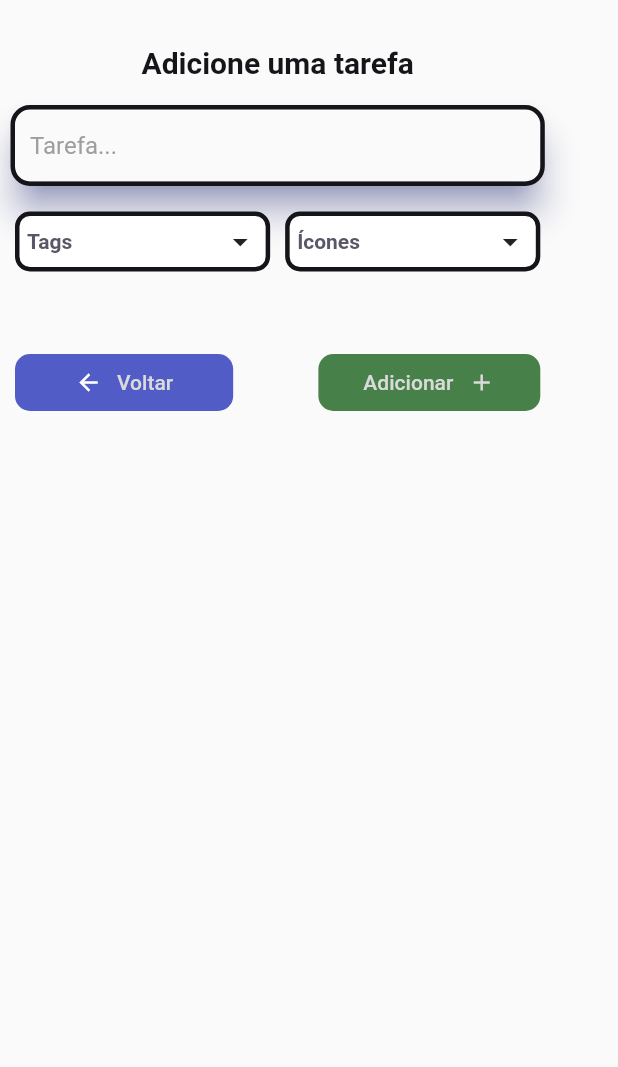
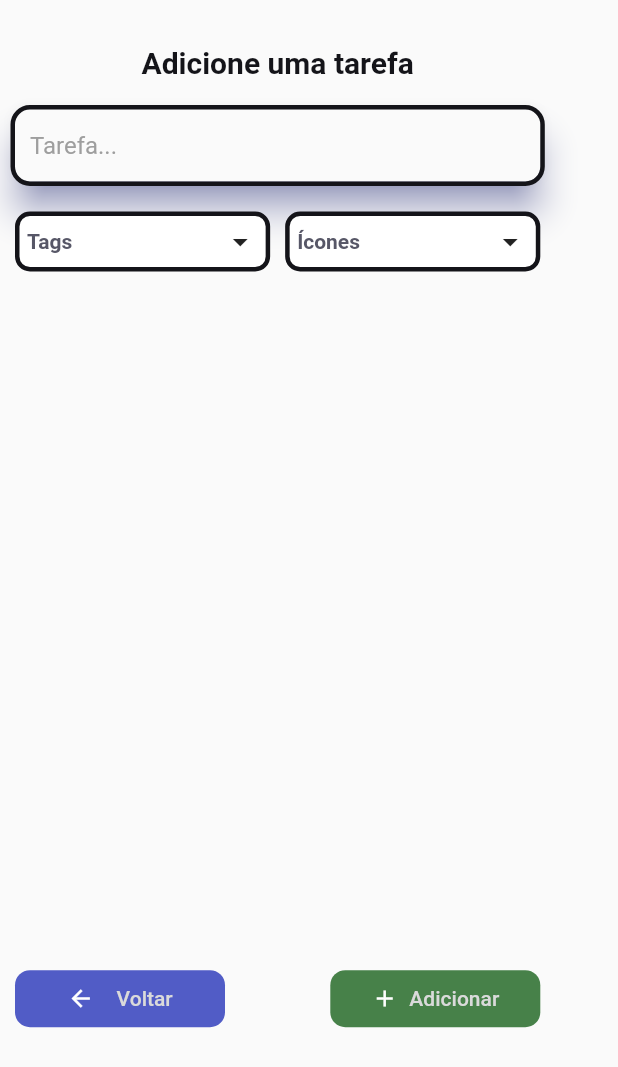
Before and after one commit to Brennez/Flutter-course, a Flutter app: the TodoFormComponent widget shown alone on an empty page, opened directly, on a phone screen of 412 x 824 dp. Shown: the top 1067 px of the screen. Run offline on Flutter 3.47's test engine with Material 2 defaults, Android fonts, the light colour scheme and no system bars; Roboto replaces fonts that are missing (Inter-Bold, Inter-Medium, Inter-SemiBold).

Commit message:
refactor: move repeated textbutton to own component

```diff
--- /dev/null
+++ b/Personal-Projects/todo_app/lib/components/text_button_component.dart
@@ -0,0 +1,49 @@
+import 'package:flutter/material.dart';
+
+import '../utils/consts_colors.dart';
+
+class TextButtonComponent extends StatelessWidget {
+  final Color backgroundColor;
+  final String label;
+  final IconData icon;
+  const TextButtonComponent({
+    super.key,
+    required this.backgroundColor,
+    required this.label,
+    required this.icon,
+  });
+
+  @override
+  Widget build(BuildContext context) {
+    return TextButton(
+      style: TextButton.styleFrom(
+        alignment: Alignment.center,
+        backgroundColor: backgroundColor,
+        shape: RoundedRectangleBorder(
+          borderRadius: BorderRadius.circular(10),
+        ),
+        padding: const EdgeInsets.symmetric(horizontal: 20, vertical: 10),
+      ),
+      onPressed: () {
+        Navigator.of(context).pop();
+      },
+      child: SizedBox(
+        width: 100,
+        child: Row(
+          mainAxisAlignment: MainAxisAlignment.spaceEvenly,
+          children: [
+            Icon(
+              icon,
+              size: 18,
+              color: Colors.white,
+            ),
+            Text(
+              label,
+              style: const TextStyle(color: kTextPrimaryColor),
+            ),
+          ],
+        ),
+      ),
+    );
+  }
+}
--- a/Personal-Projects/todo_app/lib/components/todo_form_modal_component.dart
+++ b/Personal-Projects/todo_app/lib/components/todo_form_modal_component.dart
@@ -1,6 +1,7 @@
 import 'package:flutter/material.dart';
 import 'package:provider/provider.dart';
 import 'package:todo_app/components/input_todo_component.dart';
+import 'package:todo_app/components/text_button_component.dart';
 import 'package:todo_app/models/todo_model.dart';
 import 'package:todo_app/providers/todo_provider.dart';
 import 'package:todo_app/utils/my_theme.dart';
@@ -20,7 +21,7 @@ class _TodoFormComponentState extends State<TodoFormComponent> {
   TodoTag _tag = TodoTag.Personal;
   String _stringTag = 'Tags';
 
-  Map<String, Object> _formData = {};
+  final Map<String, Object> _formData = {};
 
   String getTextTag(TodoTag todoTag) {
     switch (todoTag) {
@@ -187,7 +188,12 @@ class _TodoFormComponentState extends State<TodoFormComponent> {
 
     return Container(
       padding: const EdgeInsets.all(10),
+      child: Expanded(
+        flex: 1,
         child: Column(
+          crossAxisAlignment: CrossAxisAlignment.center,
+          children: [
+            Column(
               crossAxisAlignment: CrossAxisAlignment.center,
               children: [
                 const SizedBox(
@@ -198,9 +204,16 @@ class _TodoFormComponentState extends State<TodoFormComponent> {
                   style: myTheme.textTheme.bodyLarge
                       ?.copyWith(color: kBackgroundColor, fontSize: 20),
                 ),
+              ],
+            ),
             const SizedBox(
               height: 20,
             ),
+            Expanded(
+              flex: 3,
+              child: Column(
+                crossAxisAlignment: CrossAxisAlignment.center,
+                children: [
                   InputTodoComponent(todoController: _todoController),
                   const SizedBox(
                     height: 20,
@@ -222,79 +235,31 @@ class _TodoFormComponentState extends State<TodoFormComponent> {
                       ],
                     ),
                   ),
-          const SizedBox(
-            height: 50,
+                ],
               ),
-          SizedBox(
+            ),
+            Expanded(
+              flex: 2,
+              child: SizedBox(
                 width: MediaQuery.of(context).size.width * .85,
                 child: Row(
                   mainAxisAlignment: MainAxisAlignment.spaceBetween,
-              children: [
-                TextButton(
-                  style: TextButton.styleFrom(
-                    alignment: Alignment.center,
+                  children: const [
+                    TextButtonComponent(
                         backgroundColor: kStrokeColor,
-                    shape: RoundedRectangleBorder(
-                      borderRadius: BorderRadius.circular(10),
-                    ),
-                    padding: const EdgeInsets.symmetric(
-                        horizontal: 40, vertical: 10),
-                  ),
-                  onPressed: () {
-                    Navigator.of(context).pop();
-                  },
-                  child: Row(
-                    children: const [
-                      Icon(
-                        Icons.arrow_back,
-                        size: 18,
-                        color: Colors.white,
-                      ),
-                      SizedBox(
-                        width: 10,
-                      ),
-                      Text(
-                        'Voltar',
-                        style: TextStyle(color: kTextPrimaryColor),
-                      ),
+                        label: 'Voltar',
+                        icon: Icons.arrow_back),
+                    TextButtonComponent(
+                        backgroundColor: kSuccessColor,
+                        label: 'Adicionar',
+                        icon: Icons.add),
                   ],
                 ),
-                ),
-                TextButton(
-                    style: TextButton.styleFrom(
-                      alignment: Alignment.center,
-                      backgroundColor: const Color.fromARGB(255, 71, 129, 73),
-                      shape: RoundedRectangleBorder(
-                        borderRadius: BorderRadius.circular(10),
-                      ),
-                      padding: const EdgeInsets.symmetric(
-                          horizontal: 30, vertical: 10),
-                    ),
-                    onPressed: () {
-                      _submitForm(provider);
-                      Navigator.of(context).pop();
-                    },
-                    child: Row(
-                      children: const [
-                        Text(
-                          'Adicionar',
-                          style: TextStyle(color: kTextPrimaryColor),
-                        ),
-                        SizedBox(
-                          width: 10,
-                        ),
-                        Icon(
-                          Icons.add,
-                          size: 18,
-                          color: kTextPrimaryColor,
-                        )
-                      ],
-                    )),
-              ],
               ),
             )
           ],
         ),
+      ),
     );
   }
 }
--- a/Personal-Projects/todo_app/lib/utils/consts_colors.dart
+++ b/Personal-Projects/todo_app/lib/utils/consts_colors.dart
@@ -13,3 +13,5 @@ const Color kCheckBoxColor = Color.fromRGBO(141, 145, 161, 1);
 const Color kCheckBoxStrokeColor = Color(0XFF0E0E11);
 
 const Color kStrokeColor = Color(0XFF515CC6);
+
+const Color kSuccessColor = Color.fromARGB(255, 71, 129, 73);
```
Lines whose indentation alone changed are shown as unchanged.
